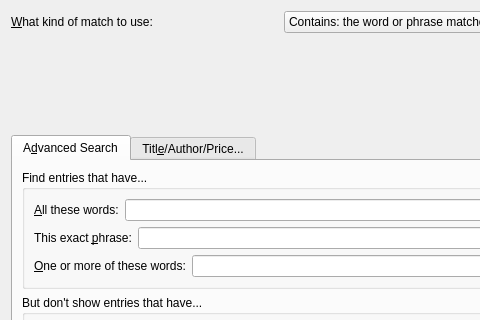
This is src/calibre/gui2/store/search/adv_search_builder.ui in kovidgoyal/calibre as Qt 5 draws it before an edit; both pictures show x 0 to 480 and y 0 to 320 of the 752 by 472 pixel window. The edited form follows.
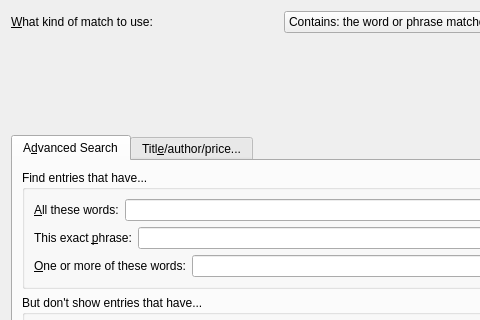
This is the edited form. Icons and pictures are not drawn. Custom widgets are drawn as their Qt base class.

```diff
--- a/src/calibre/gui2/store/search/adv_search_builder.ui
+++ b/src/calibre/gui2/store/search/adv_search_builder.ui
@@ -186,7 +186,7 @@
      </widget>
      <widget class="QWidget" name="tab_2">
       <attribute name="title">
-       <string>Titl&amp;e/Author/Price...</string>
+       <string>Titl&amp;e/author/price...</string>
       </attribute>
       <layout class="QGridLayout" name="gridLayout">
        <item row="1" column="0">
```
